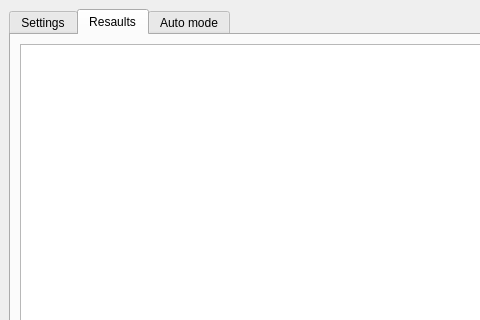
Before: the Qt Designer form SMO_project/SMO/mainwindow.ui in d0ctr/SMO, drawn with Qt 5; both pictures show x 0 to 480 and y 0 to 320 of the 1200 by 700 pixel window.
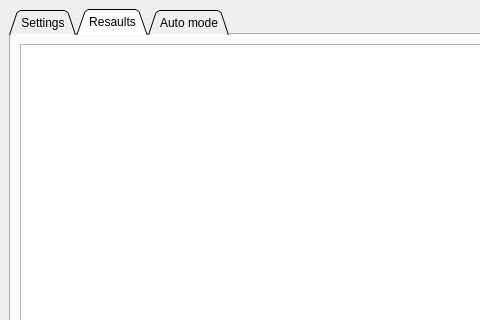
After: the same form once the commit is applied. The open tabs and pages were chosen to show the change.

```diff
--- a/SMO_project/SMO/mainwindow.ui
+++ b/SMO_project/SMO/mainwindow.ui
@@ -23,11 +23,17 @@
    <layout class="QGridLayout" name="gridLayout">
     <item row="0" column="0">
      <widget class="QTabWidget" name="tabWidget">
+      <property name="tabPosition">
+       <enum>QTabWidget::North</enum>
+      </property>
+      <property name="tabShape">
+       <enum>QTabWidget::Triangular</enum>
+      </property>
       <property name="currentIndex">
        <number>1</number>
       </property>
       <property name="tabBarAutoHide">
-       <bool>false</bool>
+       <bool>true</bool>
       </property>
       <widget class="QWidget" name="tab">
        <attribute name="title">
```
Left out of the diff: 7 changed lines with no effect on the pictures.
